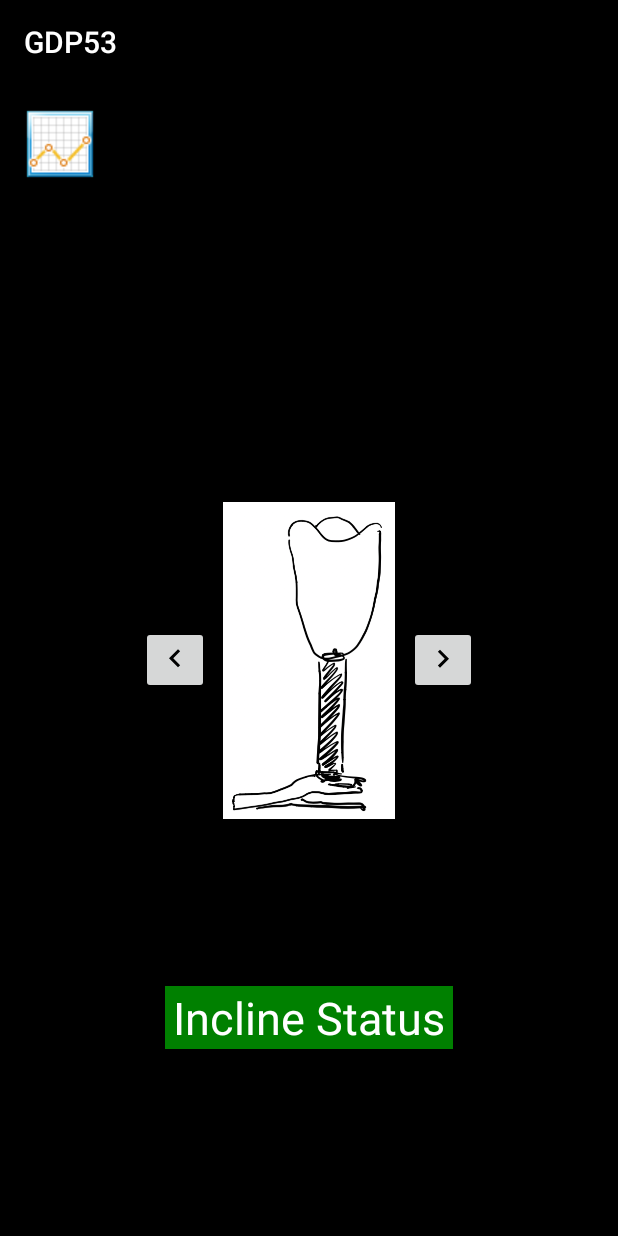
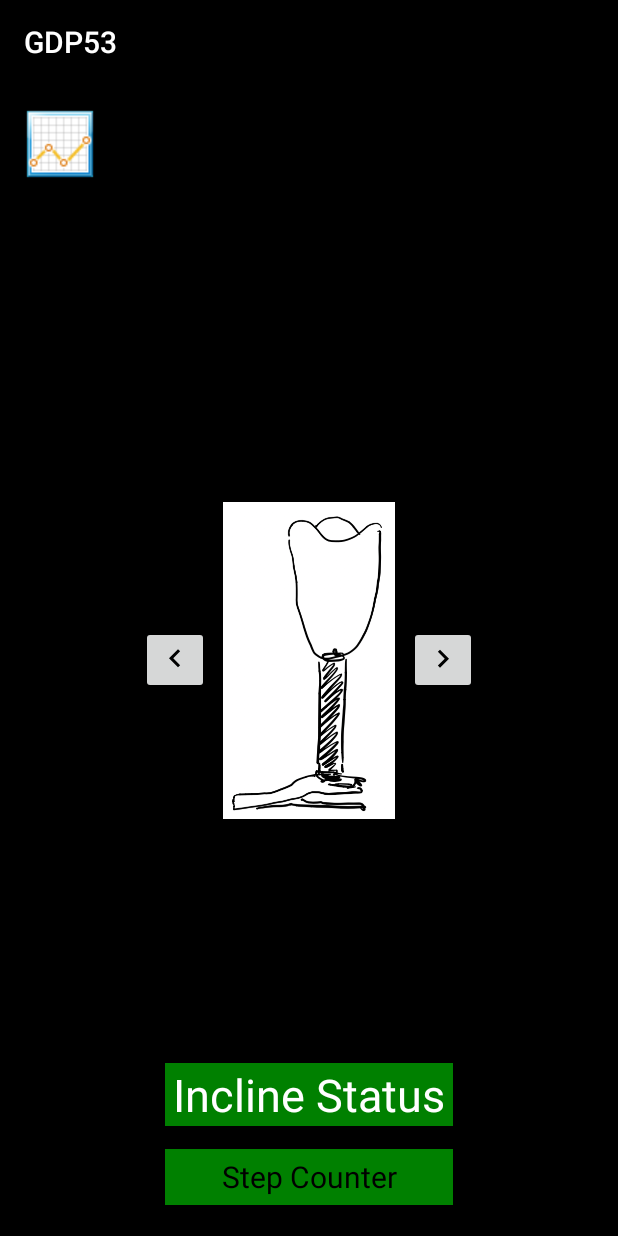
Before and after one commit to nathanjnile/GroupProjectProstheticApp, an Android app: the screen it shows after launch (MainActivity), on a phone screen of 412 x 824 dp. Run offline under Robolectric (Android 15) with nearby library versions, the phone set to English and light mode, and no system bars.

Commit message:
moved step counter to main activity added incline code

```diff
--- a/app/src/main/AndroidManifest.xml
+++ b/app/src/main/AndroidManifest.xml
@@ -27,7 +27,6 @@
         <service android:name=".PrinterService" />
 
         <activity android:name=".GraphActivity" ></activity>
-        <activity android:name=".StepActivity"></activity>
     </application>
 
 </manifest>
--- a/app/src/main/java/com/example/natha/bluetoothservice2/MainActivity.java
+++ b/app/src/main/java/com/example/natha/bluetoothservice2/MainActivity.java
@@ -4,10 +4,12 @@ import android.content.BroadcastReceiver;
 import android.content.Context;
 import android.content.Intent;
 import android.content.IntentFilter;
+import android.graphics.Color;
 import android.support.v4.content.LocalBroadcastManager;
 import android.support.v4.view.GestureDetectorCompat;
 import android.support.v7.app.AppCompatActivity;
 import android.os.Bundle;
+import android.util.Log;
 import android.util.Printer;
 import android.view.GestureDetector;
 import android.view.MotionEvent;
@@ -22,8 +24,10 @@ public class MainActivity extends AppCompatActivity {
     int pic = R.drawable.leftfacing; //set initial image as left facing prosthetic
     // Gesture object to change activity when swiping
     //private GestureDetectorCompat gestureObject;
-   // TextView incomingMessages;
-    //StringBuilder messages;
+    Float stepsValue;
+    Float inclineValue;
+    TextView incomingMessages;
+    TextView inclineTextView;
 
     @Override
     protected void onCreate(Bundle savedInstanceState) {
@@ -33,6 +37,9 @@ public class MainActivity extends AppCompatActivity {
         serviceIntent=new Intent(getApplicationContext(),PrinterService.class);
         startService(serviceIntent); // starts the service
         //gestureObject = new GestureDetectorCompat(this, new LearnGesture());
+        LocalBroadcastManager.getInstance(this).registerReceiver(mReceiver2, new IntentFilter("incomingMessage"));
+        incomingMessages = (TextView) findViewById(R.id.incomingMessage);
+        inclineTextView = (TextView) findViewById(R.id.inclineStatusText);
     }
 
     public void graph1() {
@@ -111,4 +118,46 @@ public class MainActivity extends AppCompatActivity {
             return true;
         }
     }*/
+
+    BroadcastReceiver mReceiver2 = new BroadcastReceiver() {
+        @Override
+        public void onReceive(Context context, Intent intent) {
+            String text2 = intent.getStringExtra("theMessage");
+            //Log.i("text2: ", text2);
+            String[] values2 = text2.split(",");
+            Log.i("values2", values2[6]);
+            String text3 = values2[6];
+            try {
+                stepsValue = Float.parseFloat(text3);
+            }
+            catch (NumberFormatException e)
+            {
+                //foo = 0;
+            }
+
+            incomingMessages.setText(text3);
+            Log.i("onReceive: ", "" +stepsValue);
+            if (stepsValue % 2 == 0) {
+                incomingMessages.setBackgroundColor(Color.YELLOW);
+            }   else {
+                incomingMessages.setBackgroundColor(Color.GREEN);
+            }
+
+            String inclineStatus = values2[5];
+
+            try {
+                inclineValue = Float.parseFloat(inclineStatus);
+            }
+            catch (NumberFormatException e)
+            {
+                //foo = 0;
+            }
+
+            if (inclineValue == 0) {
+                inclineTextView.setText("Flat Ground");
+            }   else {
+                inclineTextView.setText("Incline Ground");
+            }
+        }
+    };
 }
--- a/app/src/main/res/layout/activity_main.xml
+++ b/app/src/main/res/layout/activity_main.xml
@@ -72,21 +72,45 @@
         app:layout_constraintTop_toTopOf="parent" />
 
     <TextView
-        android:id="@+id/InclineStatusText"
+        android:id="@+id/inclineStatusText"
         android:layout_width="192dp"
         android:layout_height="42dp"
         android:layout_marginStart="150dp"
         android:layout_marginTop="60dp"
         android:layout_marginEnd="150dp"
         android:layout_marginBottom="73dp"
+        android:background="@color/Green"
+        android:gravity="center"
         android:text="Incline Status"
         android:textColor="@color/White"
         android:textSize="30sp"
-        android:background="@color/Green"
-        android:gravity="center"
         app:layout_constraintBottom_toBottomOf="parent"
         app:layout_constraintEnd_toEndOf="parent"
         app:layout_constraintStart_toStartOf="parent"
-        app:layout_constraintTop_toBottomOf="@+id/legImage" />
+        app:layout_constraintTop_toBottomOf="@+id/legImage"
+        app:layout_constraintVertical_bias="1.0" />
+
+    <TextView
+        android:id="@+id/incomingMessage"
+        android:layout_width="192dp"
+        android:layout_height="37dp"
+        android:layout_alignParentStart="true"
+        android:layout_alignParentLeft="true"
+        android:layout_alignParentEnd="true"
+        android:layout_alignParentRight="true"
+        android:layout_marginStart="8dp"
+        android:layout_marginTop="8dp"
+        android:layout_marginEnd="8dp"
+        android:layout_marginBottom="8dp"
+        android:background="@color/Green"
+        android:gravity="center"
+        android:text="Step Counter"
+        android:textColor="@color/Black"
+        android:textSize="20dp"
+        app:layout_constraintBottom_toBottomOf="parent"
+        app:layout_constraintEnd_toEndOf="parent"
+        app:layout_constraintStart_toStartOf="parent"
+        app:layout_constraintTop_toTopOf="parent"
+        app:layout_constraintVertical_bias="0.982" />
 
 </android.support.constraint.ConstraintLayout>
```
Also changed, not shown: app/src/main/java/com/example/natha/bluetoothservice2/GraphActivity.java (+0 -10 lines), app/src/main/java/com/example/natha/bluetoothservice2/StepActivity.java (deleted, +0 -64 lines), app/src/main/res/layout/activity_graph.xml (+5 -17 lines), app/src/main/res/layout/activity_step.xml (deleted, +0 -42 lines).
